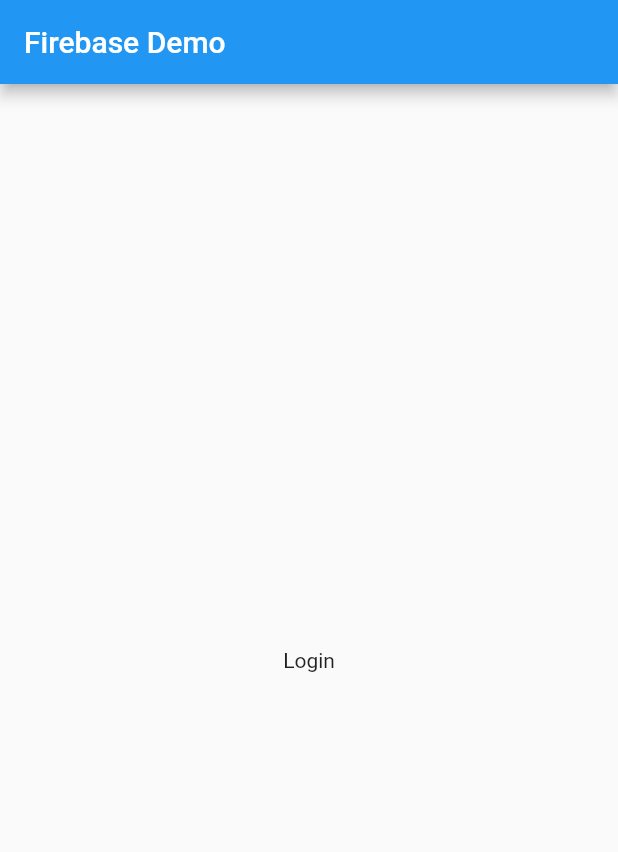
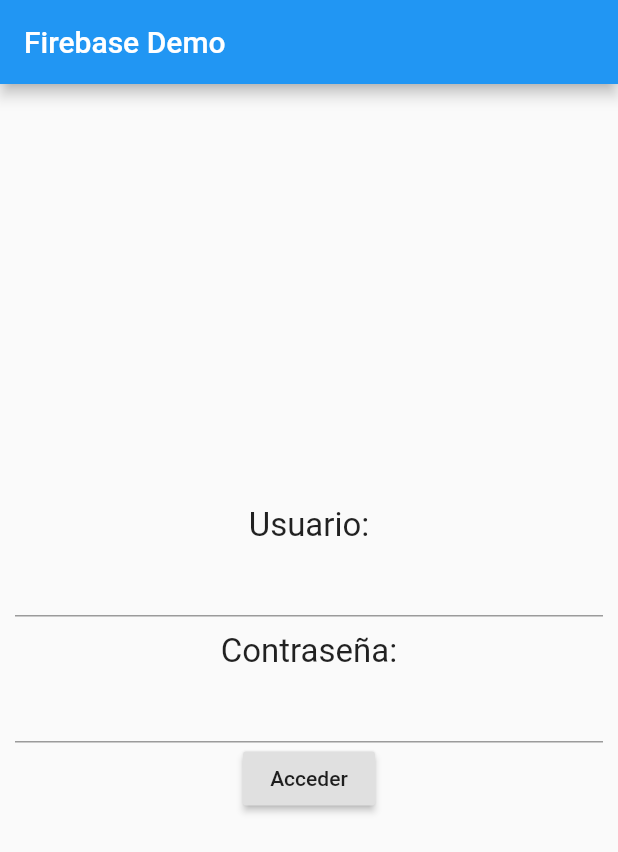
Before and after one commit to adrianmoya/flutter-firebase-base, a Flutter app: the screen it shows after launch, on a phone screen of 412 x 824 dp. Shown: the top 852 px of the screen. Run offline on Flutter 3.47's test engine with Material 2 defaults, Android fonts, the phone set to English and light mode, and no system bars.

Commit message:
Creating login form

```diff
--- /dev/null
+++ b/lib/login.dart
@@ -0,0 +1,29 @@
+import 'package:flutter/material.dart';
+
+class LoginPage extends StatelessWidget {
+  @override
+  Widget build(BuildContext context) {
+    return Form(
+      child: Padding(
+        padding: const EdgeInsets.all(10.0),
+        child: Column(
+          children: [
+            Text(
+              'Usuario:',
+              style: TextStyle(fontSize: 22),
+            ),
+            TextFormField(),
+            SizedBox(height: 10,),
+            Text('Contraseña:', style: TextStyle(fontSize: 22)),
+            TextFormField(
+              obscureText: true,
+            ),
+            RaisedButton(onPressed: () {}, child: Text('Acceder'),)
+          ],
+          mainAxisAlignment: MainAxisAlignment.center,
+
+        ),
+      ),
+    );
+  }
+}
--- a/lib/main.dart
+++ b/lib/main.dart
@@ -1,4 +1,5 @@
 import 'package:flutter/material.dart';
+import 'login.dart';
 
 void main() => runApp(MyApp());
 
@@ -24,7 +25,7 @@ class MyHomePage extends StatelessWidget {
         title: Text('Firebase Demo'),
       ),
       body: Center(
-        child: Text('Login'),
+        child: LoginPage(),
       ),
     );
   }
```
